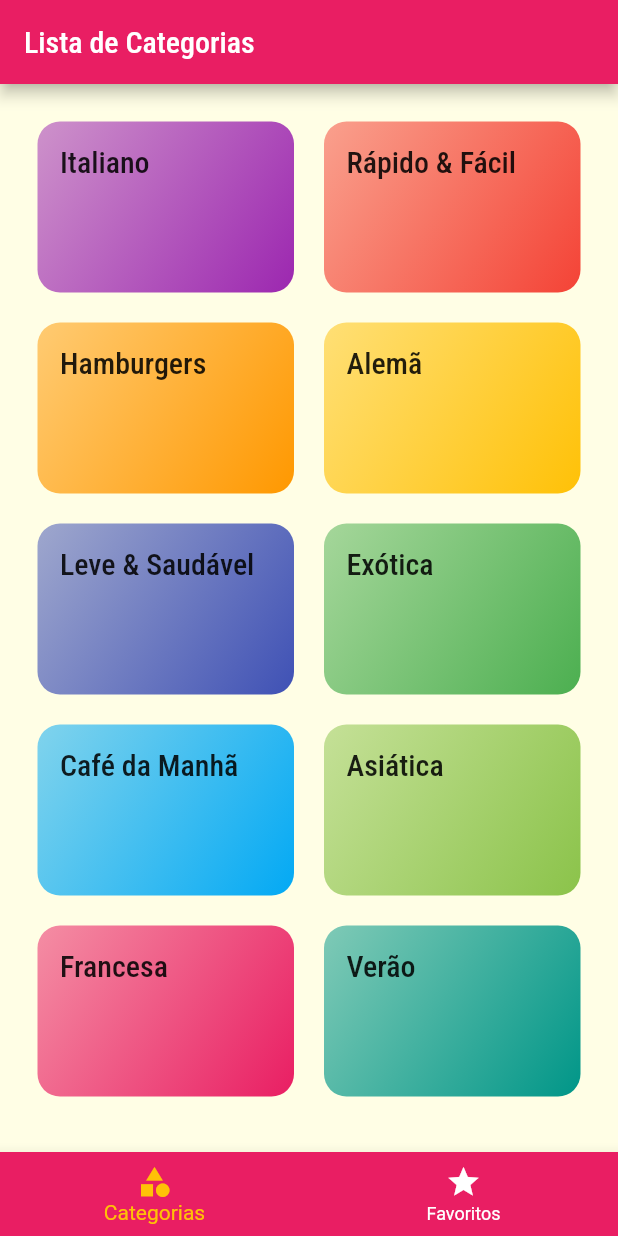
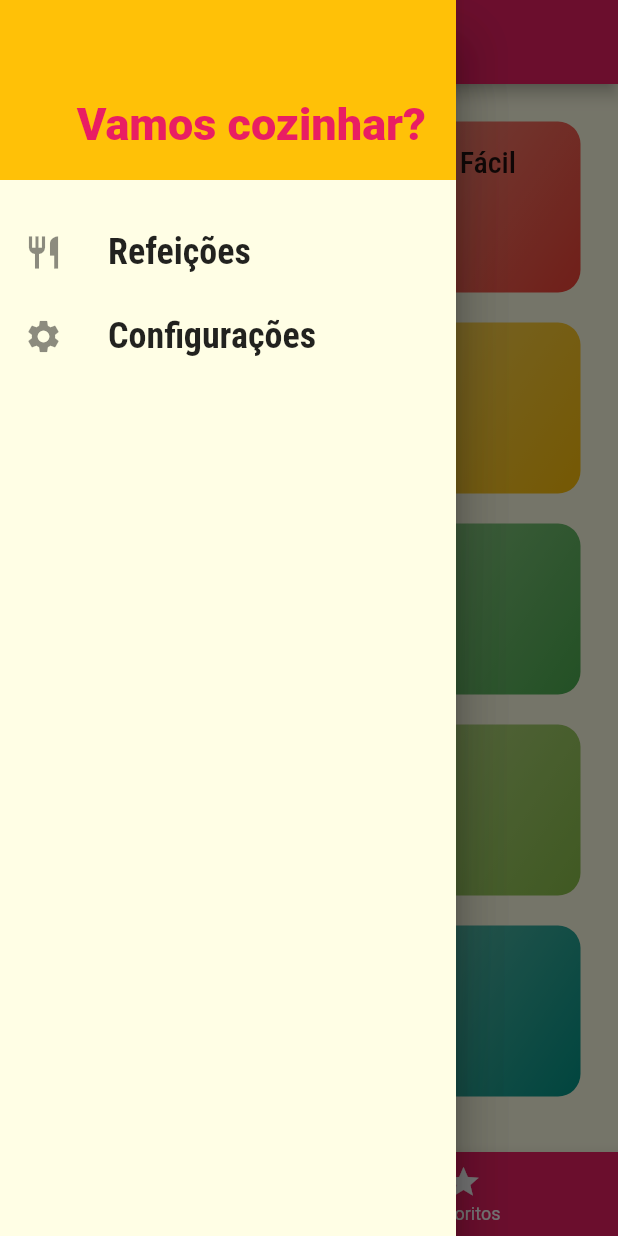
Before and after one commit to cristianohorn/flutter-meals, a Flutter app: the screen it shows after launch, with the side drawer open (before the commit the screen has no drawer), on a phone screen of 412 x 824 dp. Run offline on Flutter 3.47's test engine with Material 2 defaults, Android fonts, the phone set to English and light mode, and no system bars.

Commit message:
inclusão de gerenciamento de estado e favoritos

```diff
--- /dev/null
+++ b/src/meals/lib/components/main_drawer.dart
@@ -0,0 +1,60 @@
+import 'package:flutter/material.dart';
+import 'package:meals/utils/app-routes.dart';
+
+class MainDrawer extends StatelessWidget {
+  const MainDrawer({Key? key}) : super(key: key);
+
+  Widget _createItem(IconData icon, String label, VoidCallback onTap) {
+    return ListTile(
+      leading: Icon(
+        icon,
+        size: 26,
+      ),
+      title: Text(
+        label,
+        style: TextStyle(
+          fontFamily: 'RobotoCondensed',
+          fontSize: 24,
+          fontWeight: FontWeight.bold,
+        ),
+      ),
+      onTap: onTap,
+    );
+  }
+
+  @override
+  Widget build(BuildContext context) {
+    return Drawer(
+      child: Column(
+        children: [
+          Container(
+            height: 120,
+            width: double.infinity,
+            padding: EdgeInsets.all(20),
+            color: Theme.of(context).colorScheme.secondary,
+            alignment: Alignment.bottomRight,
+            child: Text(
+              'Vamos cozinhar?',
+              style: TextStyle(
+                  fontWeight: FontWeight.w900,
+                  fontSize: 30,
+                  color: Theme.of(context).primaryColor),
+            ),
+          ),
+          SizedBox(height: 20),
+          _createItem(
+            Icons.restaurant,
+            "Refeições",
+            () => Navigator.of(context).pushReplacementNamed(AppRoutes.HOME),
+          ),
+          _createItem(
+            Icons.settings,
+            "Configurações",
+            () =>
+                Navigator.of(context).pushReplacementNamed(AppRoutes.SETTINGS),
+          ),
+        ],
+      ),
+    );
+  }
+}
--- a/src/meals/lib/main.dart
+++ b/src/meals/lib/main.dart
@@ -1,13 +1,52 @@
 import 'package:flutter/material.dart';
+import 'package:meals/models/meal.dart';
+import 'package:meals/models/settings.dart';
 import 'package:meals/screens/categories_meals_screen.dart';
 import 'package:meals/screens/meal_detail_screen.dart';
+import 'package:meals/screens/settings_screen.dart';
 import 'package:meals/screens/tabs_screen.dart';
 import 'package:meals/utils/app-routes.dart';
-import '../screens/categories_screen.dart';
+import 'data/dummy_data.dart';
 
 void main() => runApp(MyApp());
 
-class MyApp extends StatelessWidget {
+class MyApp extends StatefulWidget {
+  @override
+  State<MyApp> createState() => _MyAppState();
+}
+
+class _MyAppState extends State<MyApp> {
+  List<Meal> _availableMeals = DUMMY_MEALS;
+  List<Meal> _favoritesMeals = [];
+  Settings settings = Settings();
+
+  void _filterMeals(Settings settings) {
+    setState(() {
+      this.settings = settings;
+      _availableMeals = DUMMY_MEALS.where((meal) {
+        final filterGluten = settings.isGlutenFree && !meal.isGlutenFree;
+        final filterLactose = settings.isLactoseFree && !meal.isLactoseFree;
+        final filterVegan = settings.isVegan && !meal.isVegan;
+        final filterVegetarian = settings.isVegetarian && !meal.isVegetarian;
+        return !filterGluten &&
+            !filterLactose &&
+            !filterVegan &&
+            !filterVegetarian;
+      }).toList();
+    });
+  }
+
+  void _toogleFavorite(Meal meal) {
+    setState(() {
+      _favoritesMeals.contains(meal)
+          ? _favoritesMeals.remove(meal)
+          : _favoritesMeals.add(meal);
+    });
+  }
+
+  bool _isFavorite(Meal meal) {
+    return _favoritesMeals.contains(meal);
+  }
   @override
   Widget build(BuildContext context) {
     return MaterialApp(
@@ -30,18 +69,20 @@ class MyApp extends StatelessWidget {
       ),
       // home: CategoriesScreen(),
       routes: {
-        AppRoutes.HOME: (_) => TabsScreen(),
-        AppRoutes.CATEGORIES_MEALS: (_) => CategoriesMealsScreen(),
-        AppRoutes.MEAL_DETAIL: (_) => MealDetailScreen()
+        AppRoutes.HOME: (_) => TabsScreen(_favoritesMeals),
+        AppRoutes.CATEGORIES_MEALS: (_) =>
+            CategoriesMealsScreen(_availableMeals),
+        AppRoutes.MEAL_DETAIL: (_) => MealDetailScreen(_toogleFavorite,_isFavorite),
+        AppRoutes.SETTINGS: (_) => SettingsScreen(settings, _filterMeals)
       },
-      onGenerateRoute: (settings) {},
-      onUnknownRoute: (settings) {
-        return MaterialPageRoute(
-          builder: (_) {
-            return CategoriesScreen();
-          },
-        );
-      },
+      // onGenerateRoute: (settings) {},
+      // onUnknownRoute: (settings) {
+      //   return MaterialPageRoute(
+      //     builder: (_) {
+      //       return CategoriesScreen();
+      //     },
+      //   );
+      // },
     );
   }
 }
--- /dev/null
+++ b/src/meals/lib/models/settings.dart
@@ -0,0 +1,13 @@
+class Settings {
+  bool isGlutenFree;
+  bool isLactoseFree;
+  bool isVegan;
+  bool isVegetarian;
+
+  Settings({
+    this.isGlutenFree = false,
+    this.isLactoseFree = false,
+    this.isVegan = false,
+    this.isVegetarian = false,
+  });
+}
--- a/src/meals/lib/screens/categories_screen.dart
+++ b/src/meals/lib/screens/categories_screen.dart
@@ -1,9 +1,13 @@
 import 'package:flutter/material.dart';
+import 'package:meals/models/category.dart';
 import '../components/category_item.dart';
 import '../data/dummy_data.dart';
 
 class CategoriesScreen extends StatelessWidget {
-  const CategoriesScreen({Key? key}) : super(key: key);
+  const CategoriesScreen(this.availableCategories, {Key? key})
+      : super(key: key);
+
+  final List<Category> availableCategories;
 
   @override
   Widget build(BuildContext context) {
@@ -15,7 +19,7 @@ class CategoriesScreen extends StatelessWidget {
         crossAxisSpacing: 20,
         mainAxisSpacing: 20,
       ),
-      children: DUMMY_CATEGORIES.map((cat) => CategoryItem(cat)).toList(),
+      children: availableCategories.map((cat) => CategoryItem(cat)).toList(),
     );
   }
 }
--- a/src/meals/lib/screens/tabs_screen.dart
+++ b/src/meals/lib/screens/tabs_screen.dart
@@ -1,11 +1,16 @@
 // ignore_for_file: prefer_const_constructors, prefer_const_literals_to_create_immutables
 
 import 'package:flutter/material.dart';
+import 'package:meals/components/main_drawer.dart';
+import 'package:meals/data/dummy_data.dart';
+import 'package:meals/models/meal.dart';
 import 'package:meals/screens/categories_screen.dart';
 import 'package:meals/screens/favorite_screen.dart';
 
 class TabsScreen extends StatefulWidget {
-  const TabsScreen({Key? key}) : super(key: key);
+  const TabsScreen(this.favoritesMeals, {Key? key}) : super(key: key);
+
+  final List<Meal> favoritesMeals;
 
   @override
   State<TabsScreen> createState() => _TabsScreenState();
@@ -13,20 +18,22 @@ class TabsScreen extends StatefulWidget {
 
 class _TabsScreenState extends State<TabsScreen> {
   int _selectedScreenIndex = 0;
-  // final List<Widget> _screens = [
-  //   CategoriesScreen(),
-  //   FavoriteScreen(),
-  // ];
 
   final List<String> _titles = [
     'Lista de Categorias',
     'Meus Favoritos',
   ];
 
-  final List<Widget> _screens = [
-    CategoriesScreen(),
-    FavoriteScreen(),
-  ];
+  List<Widget> _screens = [];
+
+  @override
+  void initState() {
+    super.initState();
+    _screens = [
+      CategoriesScreen(DUMMY_CATEGORIES),
+      FavoriteScreen(widget.favoritesMeals),
+    ];
+  }
 
   _selectScreen(int index) {
     setState(() {
@@ -58,6 +65,9 @@ class _TabsScreenState extends State<TabsScreen> {
           ),
         ],
       ),
+      drawer: Drawer(
+        child: MainDrawer(),
+      ),
     );
   }
 }
--- a/src/meals/lib/utils/app-routes.dart
+++ b/src/meals/lib/utils/app-routes.dart
@@ -4,4 +4,5 @@
   static const HOME = '/';
   static const CATEGORIES_MEALS = '/categories-meals';
   static const MEAL_DETAIL = '/meal-detail';
+  static const SETTINGS = '/settings';
 }
```
Also changed, not shown: src/meals/lib/components/meal_item.dart (+6 -4 lines), src/meals/lib/screens/categories_meals_screen.dart (+7 -4 lines), src/meals/lib/screens/favorite_screen.dart (+16 -4 lines), src/meals/lib/screens/meal_detail_screen.dart (+10 -2 lines), src/meals/lib/screens/settings_screen.dart (added, +92 -0 lines).
